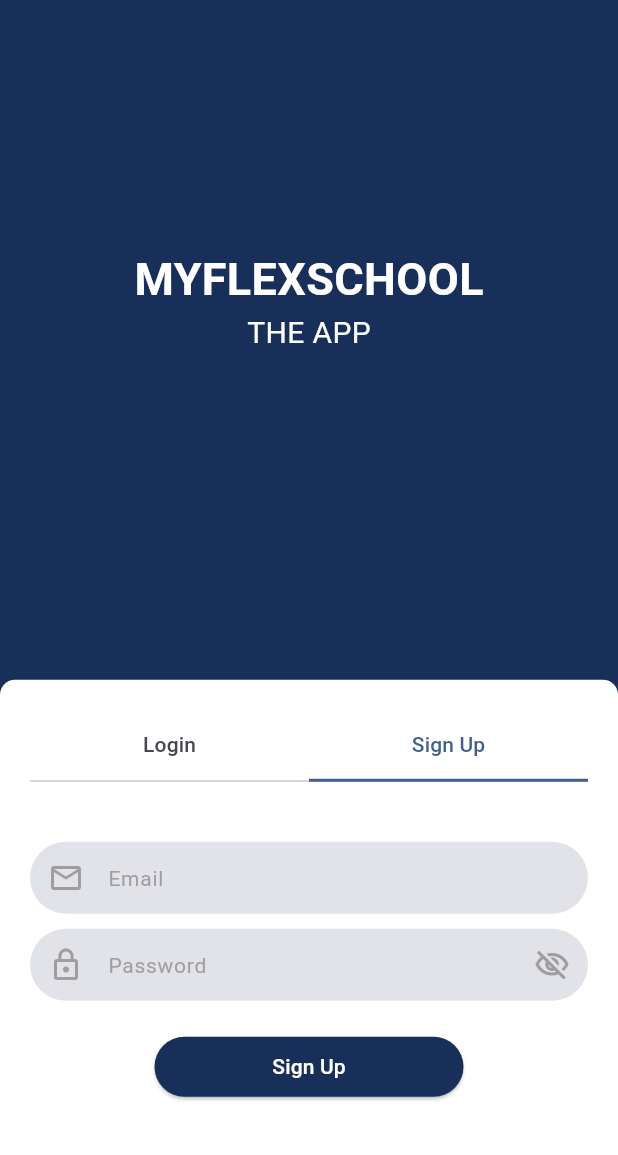
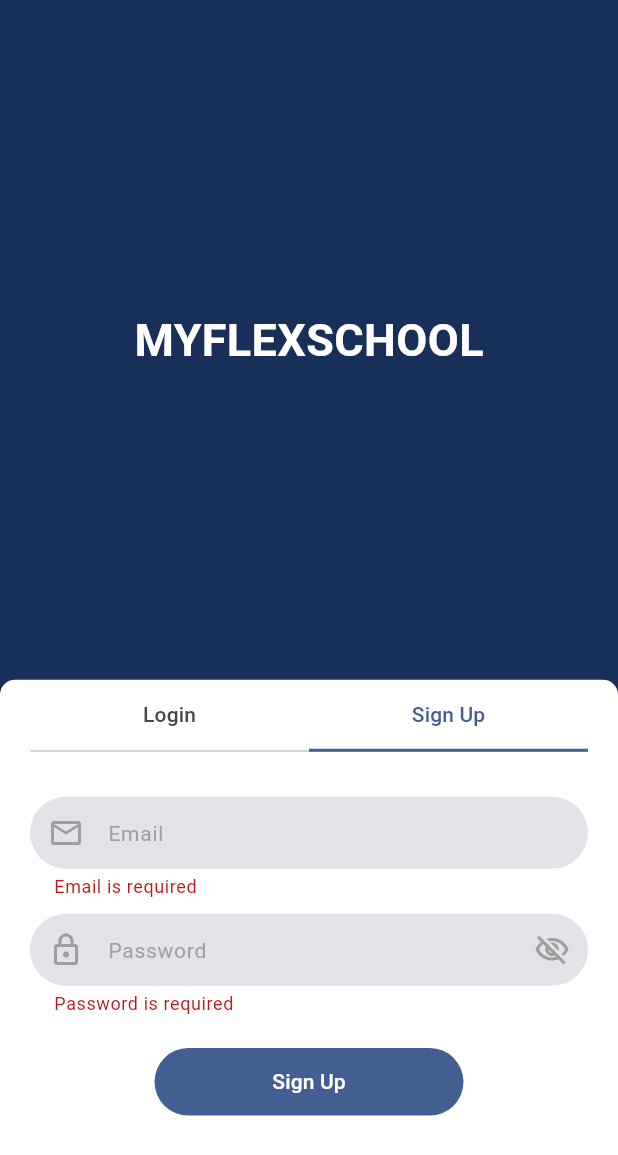
Before and after one commit to ChanShiraz/my_flex_school, a Flutter app: the LoginPage screen opened directly, tab 2 chosen, after a tap on "Sign Up", on a phone screen of 412 x 824 dp. Shown: the top 1155 px of the screen. Run offline on Flutter 3.47's test engine with Material 3 defaults, Android fonts, the phone set to English and light mode, and no system bars; our stand-ins replace form_validator, get, supabase_flutter; accounts and stored records are empty.

Commit message:
auth done

```diff
--- a/lib/common/app_colors.dart
+++ b/lib/common/app_colors.dart
@@ -2,5 +2,7 @@
 
 class AppColors {
   static Color mainColor = const Color(0xff183059);
+  static Color white = Colors.white;
   static Color secColor = const Color(0xff3db166);
+  static Color themeColor = const Color(0xffd33333);
 }
--- a/lib/features/auth/controller/sign_controller.dart
+++ b/lib/features/auth/controller/sign_controller.dart
@@ -1,20 +1,60 @@
+import 'dart:developer';
+
 import 'package:flutter/material.dart';
-import 'package:get/get_state_manager/get_state_manager.dart';
-import 'package:get/state_manager.dart';
+import 'package:get/get.dart';
+import 'package:my_flex_school/features/home/view/home_page.dart';
+import 'package:supabase_flutter/supabase_flutter.dart';
 
 class SignController extends GetxController {
   var passwordVisible = true.obs;
-  RxString email = ''.obs;
-  RxString password = ''.obs;
-  TextEditingController emailController = TextEditingController();
-  TextEditingController passwordController = TextEditingController();
+
+  final TextEditingController emailController = TextEditingController();
+  final TextEditingController passwordController = TextEditingController();
   RxBool isLoading = false.obs;
 
-  setEmail() {
-    email.value = emailController.text;
+  Future<void> signup(
+    BuildContext context, {
+    required String email,
+    required String password,
+  }) async {
+    try {
+      isLoading.value = true;
+      final AuthResponse res = await Supabase.instance.client.auth
+          .signUp(email: email, password: password);
+      isLoading.value = false;
+      if (res.user != null) {
+        Get.offAll(const HomePage());
+      }
+    } on AuthException catch (e) {
+      isLoading.value = false;
+      if (e.message.contains('invalid email')) {
+        _showErrorMessage(context, 'Please enter a valid email address.');
+      } else if (e.message.contains('weak password')) {
+        _showErrorMessage(context, 'Password is too weak. Try a stronger one.');
+      } else if (e.message.contains('email already exists')) {
+        _showErrorMessage(
+            context, 'This email is already registered. Please log in.');
+      } else if (e.message.contains('network error')) {
+        _showErrorMessage(
+            context, 'Network error. Please check your internet connection.');
+      } else {
+        _showErrorMessage(context, 'Sign-up failed: ${e.message}');
+      }
+    } catch (e) {
+      isLoading.value = false;
+      log("message : $e");
+      _showErrorMessage(
+          context, 'An unexpected error occurred. Please try again.');
+    }
   }
 
-  setPassword() {
-    password.value = passwordController.text;
+  void _showErrorMessage(BuildContext context, String message) {
+    ScaffoldMessenger.of(context).showSnackBar(
+      SnackBar(
+        content: Text(
+          message,
+        ),
+      ),
+    );
   }
 }
--- a/lib/features/auth/view/login_page.dart
+++ b/lib/features/auth/view/login_page.dart
@@ -1,11 +1,7 @@
 import 'package:flutter/material.dart';
-import 'package:get/get_state_manager/get_state_manager.dart';
-import 'package:get/instance_manager.dart';
 import 'package:my_flex_school/common/app_colors.dart';
-import 'package:my_flex_school/features/auth/controller/login_controller.dart';
 import 'package:my_flex_school/features/auth/widgets/login_widget.dart';
 import 'package:my_flex_school/features/auth/widgets/signup_widget.dart';
-import 'package:my_flex_school/widgets/custom_text_field.dart';
 
 class LoginPage extends StatefulWidget {
   const LoginPage({super.key});
@@ -19,40 +15,25 @@
   late TabController tabController = TabController(length: 2, vsync: this);
   @override
   Widget build(BuildContext context) {
-    double height = MediaQuery.of(context).size.height;
-    double width = MediaQuery.of(context).size.width;
+    var size = MediaQuery.sizeOf(context);
+    double height = size.height;
+    double width = size.width;
     return Scaffold(
       backgroundColor: AppColors.mainColor,
-      body: LayoutBuilder(
-        builder: (context, constraints) {
-          return SingleChildScrollView(
-            child: ConstrainedBox(
-              constraints: BoxConstraints(
-                minHeight: constraints.maxHeight,
-              ),
-              child: IntrinsicHeight(
-                child: SafeArea(
+      body: SafeArea(
         child: Column(
-                    //mainAxisAlignment: MainAxisAlignment.spaceBetween,
           children: [
-                      SizedBox(
-                        height: height * 0.2,
-                      ),
-                      const Text(
+            Expanded(
+              child: Center(
+                child: Text(
                   'MYFLEXSCHOOL',
                   style: TextStyle(
-                            color: Colors.white,
+                      color: AppColors.white,
                       fontSize: 30,
                       fontWeight: FontWeight.bold),
                 ),
-                      const Text(
-                        'THE APP',
-                        style: TextStyle(
-                          color: Colors.white,
-                          fontSize: 20,
               ),
             ),
-                      const Spacer(),
             Container(
               height: height * 0.45,
               decoration: const BoxDecoration(
@@ -61,8 +42,7 @@
                       topLeft: Radius.circular(10),
                       topRight: Radius.circular(10))),
               child: Padding(
-                            padding: const EdgeInsets.symmetric(
-                                horizontal: 20, vertical: 20),
+                padding: const EdgeInsets.symmetric(horizontal: 20),
                 child: Column(
                   children: [
                     TabBar(
@@ -80,18 +60,15 @@
                         children: [
                           LoginWidget(width: width),
                           SignupWidget(width: width)
-                                      ]),
-                                )
                         ],
-                            )),
+                      ),
                     )
                   ],
                 ),
               ),
+            )
+          ],
         ),
-            ),
-          );
-        },
       ),
     );
   }
--- a/lib/features/auth/widgets/login_widget.dart
+++ b/lib/features/auth/widgets/login_widget.dart
@@ -1,8 +1,7 @@
 import 'package:flutter/material.dart';
-import 'package:get/get_core/src/get_main.dart';
+import 'package:form_validator/form_validator.dart';
 import 'package:get/get_state_manager/src/rx_flutter/rx_obx_widget.dart';
 import 'package:get/instance_manager.dart';
-import 'package:my_flex_school/common/app_colors.dart';
 import 'package:my_flex_school/features/auth/controller/login_controller.dart';
 import 'package:my_flex_school/widgets/custom_text_field.dart';
 
@@ -10,19 +9,26 @@
   LoginWidget({super.key, required this.width});
   final double width;
   final LoginController controller = Get.put(LoginController());
+  final GlobalKey<FormState> formKey = GlobalKey();
   @override
   Widget build(BuildContext context) {
-    return Column(
+    return SingleChildScrollView(
+      child: Form(
+        key: formKey,
+        child: Column(
           children: [
-        const SizedBox(
-          height: 40,
-        ),
-        const CustomTextfield(
+            const SizedBox(height: 30),
+            CustomTextfield(
               hintText: 'Email',
-          prefixIon: Icon(
+              controller: controller.emailController,
+              keyboardType: TextInputType.emailAddress,
+              autovalidateMode: AutovalidateMode.onUserInteraction,
+              prefixIon: const Icon(
                 Icons.email_outlined,
                 color: Colors.grey,
               ),
+              validator:
+                  ValidationBuilder().required("Email is required").build(),
             ),
             const SizedBox(
               height: 10,
@@ -34,8 +40,13 @@
                   color: Colors.grey,
                 ),
                 hintText: 'Password',
+                autovalidateMode: AutovalidateMode.onUserInteraction,
                 keyboardType: TextInputType.visiblePassword,
+                controller: controller.passwordController,
                 obsecureText: controller.passwordVisible.value,
+                validator: ValidationBuilder()
+                    .required("Password is required")
+                    .build(),
                 suffix: IconButton(
                   onPressed: () {
                     controller.passwordVisible.value =
@@ -60,20 +71,35 @@
                 ),
               ),
             ),
-        const SizedBox(
-          height: 10,
+            const SizedBox(height: 10),
+            Obx(
+              () => FilledButton(
+                style: ButtonStyle(
+                  minimumSize: WidgetStatePropertyAll(Size(width * 0.5, 45)),
                 ),
-        ElevatedButton(
-          style: ButtonStyle(
-              minimumSize: WidgetStatePropertyAll(Size(width * 0.5, 40)),
-              backgroundColor: WidgetStatePropertyAll(AppColors.mainColor)),
-          onPressed: () {},
-          child: const Text(
+                onPressed: controller.isLoading.value
+                    ? null
+                    : () {
+                        if (!formKey.currentState!.validate()) {
+                          return;
+                        }
+                        controller.login(
+                          context,
+                          email: controller.emailController.text,
+                          password: controller.passwordController.text,
+                        );
+                      },
+                child: controller.isLoading.value
+                    ? const CircularProgressIndicator()
+                    : const Text(
                         'Login',
                         style: TextStyle(color: Colors.white),
                       ),
               ),
+            ),
           ],
+        ),
+      ),
     );
   }
 }
--- a/lib/features/auth/widgets/signup_widget.dart
+++ b/lib/features/auth/widgets/signup_widget.dart
@@ -1,7 +1,7 @@
 import 'package:flutter/material.dart';
+import 'package:form_validator/form_validator.dart';
 import 'package:get/get_state_manager/src/rx_flutter/rx_obx_widget.dart';
 import 'package:get/instance_manager.dart';
-import 'package:my_flex_school/common/app_colors.dart';
 import 'package:my_flex_school/features/auth/controller/sign_controller.dart';
 import 'package:my_flex_school/widgets/custom_text_field.dart';
 
@@ -9,19 +9,28 @@
   SignupWidget({super.key, required this.width});
   final double width;
   final controller = Get.put(SignController());
+  final GlobalKey<FormState> formKey = GlobalKey();
   @override
   Widget build(BuildContext context) {
-    return Column(
+    return SingleChildScrollView(
+      child: Form(
+        key: formKey,
+        child: Column(
           children: [
-        const SizedBox(
-          height: 40,
-        ),
-        const CustomTextfield(
+            const SizedBox(height: 30),
+            CustomTextfield(
               hintText: 'Email',
-          prefixIon: Icon(
+              controller: controller.emailController,
+              prefixIon: const Icon(
                 Icons.email_outlined,
                 color: Colors.grey,
               ),
+              keyboardType: TextInputType.emailAddress,
+              autovalidateMode: AutovalidateMode.onUserInteraction,
+              validator: ValidationBuilder()
+                  .required("Email is required")
+                  .email()
+                  .build(),
             ),
             const SizedBox(
               height: 10,
@@ -32,9 +41,16 @@
                   Icons.lock_outline,
                   color: Colors.grey,
                 ),
+                controller: controller.passwordController,
                 hintText: 'Password',
+                autovalidateMode: AutovalidateMode.onUserInteraction,
                 keyboardType: TextInputType.visiblePassword,
                 obsecureText: controller.passwordVisible.value,
+                validator: ValidationBuilder()
+                    .required("Password is required")
+                    .minLength(8)
+                    .maxLength(24)
+                    .build(),
                 suffix: IconButton(
                   onPressed: () {
                     controller.passwordVisible.value =
@@ -49,20 +65,35 @@
                 ),
               ),
             ),
-        const SizedBox(
-          height: 20,
+            const SizedBox(height: 20),
+            Obx(
+              () => FilledButton(
+                style: ButtonStyle(
+                  minimumSize: WidgetStatePropertyAll(Size(width * 0.5, 45)),
                 ),
-        ElevatedButton(
-          style: ButtonStyle(
-              minimumSize: WidgetStatePropertyAll(Size(width * 0.5, 40)),
-              backgroundColor: WidgetStatePropertyAll(AppColors.mainColor)),
-          onPressed: () {},
-          child: const Text(
+                onPressed: controller.isLoading.value
+                    ? null
+                    : () {
+                        if (!formKey.currentState!.validate()) {
+                          return;
+                        }
+                        controller.signup(
+                          context,
+                          email: controller.emailController.text,
+                          password: controller.passwordController.text,
+                        );
+                      },
+                child: controller.isLoading.value
+                    ? const CircularProgressIndicator()
+                    : const Text(
                         'Sign Up',
                         style: TextStyle(color: Colors.white),
                       ),
               ),
+            ),
           ],
+        ),
+      ),
     );
   }
 }
--- a/lib/widgets/custom_text_field.dart
+++ b/lib/widgets/custom_text_field.dart
@@ -18,6 +18,7 @@
   final InputBorder? enabledBorder;
   final InputBorder? focusedBorder;
   final Function(String)? onChange;
+  final AutovalidateMode? autovalidateMode;
   const CustomTextfield(
       {super.key,
       required this.hintText,
@@ -35,7 +36,8 @@
       this.enabledBorder,
       this.focusedBorder,
       this.borderRadius,
-      this.onChange});
+      this.onChange,
+      this.autovalidateMode});
 
   @override
   Widget build(BuildContext context) {
@@ -58,6 +60,7 @@
       validator: validator,
       obscureText: obsecureText,
       readOnly: readOnly,
+      autovalidateMode: autovalidateMode,
       decoration: InputDecoration(
         focusedBorder: focusedBorder,
         enabledBorder: enabledBorder,
```
Also changed, not shown: lib/features/auth/controller/login_controller.dart (+47 -8 lines), lib/features/home/view/home_page.dart (+4 -3 lines), lib/main.dart (+14 -2 lines), pubspec.yaml (+4 -52 lines), pubspec.lock, 5 other files. Lines whose indentation alone changed are shown as unchanged.
